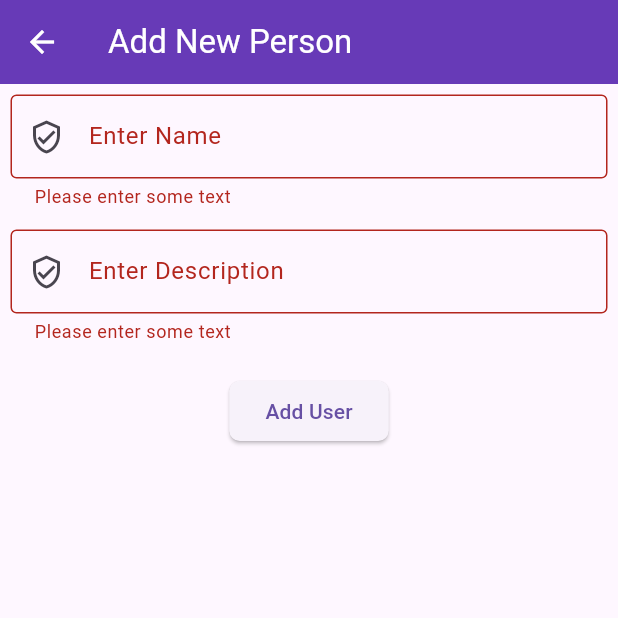
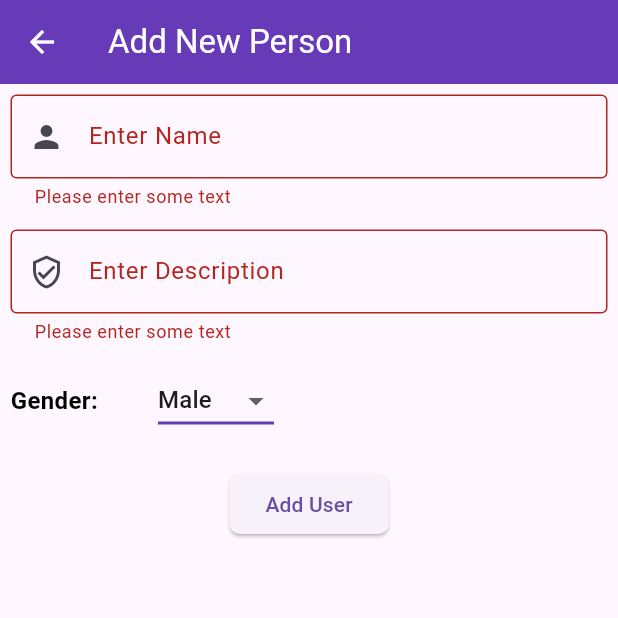
Before and after one commit to Harsh-007-max/Flutter-CRUD, a Flutter app: the AddEditPage screen opened directly, after a tap on an icon or button, on a phone screen of 412 x 824 dp, the top half of it. Run offline on Flutter 3.47's test engine with Material 3 defaults, Android fonts, the phone set to English and light mode, and no system bars; our stand-ins replace flutter_dotenv; network calls fail.

```diff
--- a/lib/addEditUser.dart
+++ b/lib/addEditUser.dart
@@ -1,8 +1,9 @@
 import 'package:flutter/material.dart';
-import 'package:flutter_crud/api_crud_model.dart';
 import 'package:flutter_crud/api_executor.dart';
 import 'package:flutter_crud/widgets/custom_button.dart';
 import './widgets/customInput.dart';
+
+const List<String> list = <String>["Male", "Female"];
 
 class AddEditPage extends StatelessWidget {
   const AddEditPage({super.key, this.edit});
@@ -30,9 +31,11 @@ class CustomForm extends StatefulWidget {
 
 class _CustomFormState extends State<CustomForm> {
   final _formKey = GlobalKey<FormState>();
-  final _nameController = new TextEditingController();
-  final _descriptionController = new TextEditingController();
-  final _genderController = true;
+  final _nameController = TextEditingController();
+  final _descriptionController = TextEditingController();
+  dynamic _genderController = "Male";
+
+  @override
   void initState() {
     super.initState();
     _nameController.addListener(() => setState(() => _nameController.text));
@@ -41,7 +44,15 @@ class _CustomFormState extends State<CustomForm> {
     if (widget.edit != null) {
       _nameController.text = widget.edit[ApiExecutor.NAME];
       _descriptionController.text = widget.edit[ApiExecutor.DESCRIPTION];
+      _genderController = widget.edit[ApiExecutor.GENDER];
     }
+  }
+
+  @override
+  void dispose() {
+    _nameController.dispose();
+    _descriptionController.dispose();
+    super.dispose();
   }
 
   @override
@@ -53,14 +64,51 @@ class _CustomFormState extends State<CustomForm> {
           children: [
             Container(
               margin: const EdgeInsets.all(7),
-              child:
-                  CustomInput(controller: _nameController, name: "Enter Name"),
+              child: CustomInput(
+                leadIcon: Icons.person,
+                controller: _nameController,
+                name: "Enter Name",
+              ),
             ),
             Container(
               margin: const EdgeInsets.all(7),
               child: CustomInput(
                   controller: _descriptionController,
                   name: "Enter Description"),
+            ),
+            Container(
+              margin: const EdgeInsets.all(7),
+              child: Row(
+                mainAxisAlignment: MainAxisAlignment.start,
+                mainAxisSize: MainAxisSize.max,
+                children: [
+                  Container(
+                    margin: const EdgeInsets.only(right: 40),
+                    child: const Text("Gender:",
+                        style: TextStyle(
+                          fontWeight: FontWeight.bold,
+                          fontSize: 16,
+                          color: Colors.black,
+                        )),
+                  ),
+                  DropdownButton(
+                    icon: const Icon(Icons.arrow_drop_down),
+                    underline: Container(height: 2, color: Colors.deepPurple),
+                    onChanged: (newValue) {
+                      setState(() => _genderController = newValue!);
+                    },
+                    value: _genderController,
+                    items: list.map<DropdownMenuItem<String>>(
+                      (String value) {
+                        return DropdownMenuItem<String>(
+                          value: value,
+                          child: Text(value),
+                        );
+                      },
+                    ).toList(),
+                  ),
+                ],
+              ),
             ),
             CustomElevatedButton(
               childWidget: Text("${widget.edit == null ? "Add" : "Edit"} User"),
@@ -70,18 +118,9 @@ class _CustomFormState extends State<CustomForm> {
                     ApiExecutor.NAME: _nameController.text.toString(),
                     ApiExecutor.DESCRIPTION:
                         _descriptionController.text.toString(),
-                    ApiExecutor.GENDER: "Male",
+                    ApiExecutor.GENDER: _genderController.toString(),
                   };
-                  if (widget.edit != null) {
-                    ApiExecutor()
-                        .updateByPersonID(
-                            widget.edit[ApiExecutor.PERSONID], body)
-                        .then((res) => {Navigator.pop(context)});
-                  } else {
-                    ApiExecutor()
-                        .addNewPerson(body)
-                        .then((res) => {Navigator.pop(context)});
-                  }
+                  _addEditPersonApiCall(body, widget.edit);
                 }
               },
             )
@@ -90,4 +129,16 @@ class _CustomFormState extends State<CustomForm> {
       ),
     );
   }
+
+  void _addEditPersonApiCall(body, data) async {
+    if (data != null) {
+      await ApiExecutor()
+          .updateByPersonID(widget.edit[ApiExecutor.PERSONID], body);
+    } else {
+      await ApiExecutor().addNewPerson(body);
+    }
+    if (mounted) {
+      Navigator.pop(context);
+    }
+  }
 }
```
Also changed, not shown: lib/list_page.dart (+39 -9 lines).
